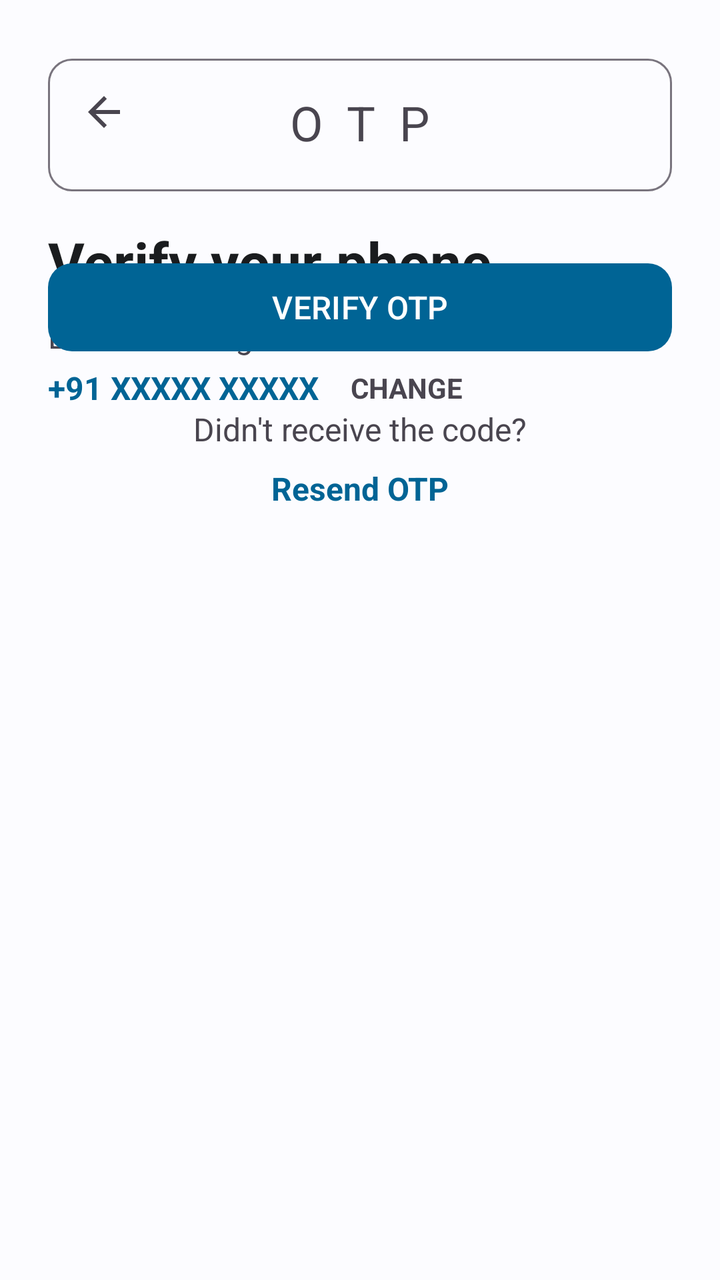
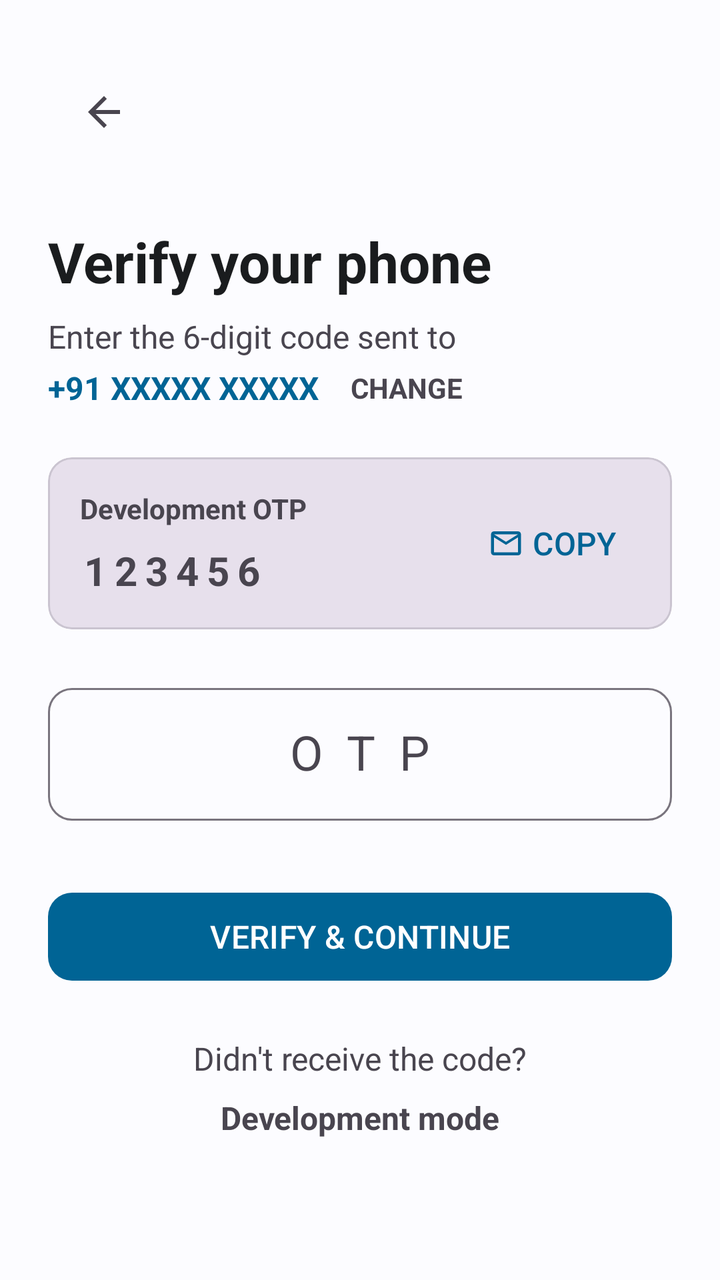

Two renders of the same Android screen: before a commit and after it. Below are the layout's source before the change and the commit's diff.
<!-- AndroidManifest.xml: application theme Theme.LastMileBanking -->
<!-- res/layout/fragment_otp.xml -->
<?xml version="1.0" encoding="utf-8"?>
<androidx.core.widget.NestedScrollView xmlns:android="http://schemas.android.com/apk/res/android"
    xmlns:app="http://schemas.android.com/apk/res-auto"
    android:layout_width="match_parent"
    android:layout_height="match_parent"
    android:fillViewport="true"
    android:background="?android:attr/colorBackground">

    <androidx.constraintlayout.widget.ConstraintLayout
        android:layout_width="match_parent"
        android:layout_height="wrap_content"
        android:padding="24dp">

        <com.google.android.material.appbar.MaterialToolbar
            android:id="@+id/toolbar"
            android:layout_width="match_parent"
            android:layout_height="wrap_content"
            app:navigationIcon="@drawable/ic_arrow_back"
            app:layout_constraintTop_toTopOf="parent"
            app:layout_constraintStart_toStartOf="parent"
            app:layout_constraintEnd_toEndOf="parent" />

        <TextView
            android:id="@+id/tvTitle"
            android:layout_width="wrap_content"
            android:layout_height="wrap_content"
            android:layout_marginTop="24dp"
            android:text="Verify your phone"
            android:textSize="28sp"
            android:textStyle="bold"
            android:textColor="?attr/colorOnBackground"
            app:layout_constraintTop_toBottomOf="@id/toolbar"
            app:layout_constraintStart_toStartOf="parent" />

        <TextView
            android:id="@+id/tvSubtitle"
            android:layout_width="0dp"
            android:layout_height="wrap_content"
            android:layout_marginTop="8dp"
            android:text="Enter the 6-digit code sent to"
            android:textSize="16sp"
            android:textColor="?attr/colorOnSurfaceVariant"
            app:layout_constraintTop_toBottomOf="@id/tvTitle"
            app:layout_constraintStart_toStartOf="parent"
            app:layout_constraintEnd_toEndOf="parent" />

        <TextView
            android:id="@+id/tvPhoneNumber"
            android:layout_width="wrap_content"
            android:layout_height="wrap_content"
            android:layout_marginTop="4dp"
            android:text="+91 XXXXX XXXXX"
            android:textSize="16sp"
            android:textStyle="bold"
            android:textColor="?attr/colorPrimary"
            app:layout_constraintTop_toBottomOf="@id/tvSubtitle"
            app:layout_constraintStart_toStartOf="parent" />

        <TextView
            android:id="@+id/btnChangeNumber"
            android:layout_width="wrap_content"
            android:layout_height="wrap_content"
            android:layout_marginStart="16dp"
            android:text="CHANGE"
            android:textSize="14sp"
            android:textStyle="bold"
            android:clickable="true"
            android:focusable="true"
            android:textColor="?attr/colorOnSurfaceVariant"
            app:layout_constraintTop_toTopOf="@id/tvPhoneNumber"
            app:layout_constraintBottom_toBottomOf="@id/tvPhoneNumber"
            app:layout_constraintStart_toEndOf="@id/tvPhoneNumber" />

        <com.google.android.material.textfield.TextInputLayout
            android:id="@+id/tilOtp"
            style="?attr/textInputStyle"
            android:layout_width="match_parent"
            android:layout_height="wrap_content"
            android:layout_marginTop="32dp"
            android:hint="OTP">

            <com.google.android.material.textfield.TextInputEditText
                android:id="@+id/etOtp"
                style="?attr/editTextStyle"
                android:layout_width="match_parent"
                android:layout_height="wrap_content"
                android:inputType="number"
                android:maxLength="6"
                android:letterSpacing="0.5"
                android:gravity="center"
                android:textSize="24sp" />
        </com.google.android.material.textfield.TextInputLayout>

        <com.google.android.material.button.MaterialButton
            android:id="@+id/btnVerifyOtp"
            style="?attr/materialButtonStyle"
            android:layout_width="match_parent"
            android:layout_height="wrap_content"
            android:layout_marginTop="32dp"
            android:text="VERIFY OTP"
            app:layout_constraintTop_toBottomOf="@id/tilOtp" />

        <TextView
            android:id="@+id/tvDidntReceive"
            android:layout_width="wrap_content"
            android:layout_height="wrap_content"
            android:layout_marginTop="24dp"
            android:text="Didn't receive the code?"
            android:textSize="16sp"
            android:textColor="?attr/colorOnSurfaceVariant"
            app:layout_constraintTop_toBottomOf="@id/btnVerifyOtp"
            app:layout_constraintStart_toStartOf="parent"
            app:layout_constraintEnd_toEndOf="parent" />

        <TextView
            android:id="@+id/btnResendOtp"
            android:layout_width="wrap_content"
            android:layout_height="wrap_content"
            android:layout_marginTop="8dp"
            android:text="Resend OTP"
            android:textSize="16sp"
            android:textStyle="bold"
            android:clickable="true"
            android:focusable="true"
            android:textColor="?attr/colorPrimary"
            app:layout_constraintTop_toBottomOf="@id/tvDidntReceive"
            app:layout_constraintStart_toStartOf="parent"
            app:layout_constraintEnd_toEndOf="parent" />

    </androidx.constraintlayout.widget.ConstraintLayout>
</androidx.core.widget.NestedScrollView>
<!-- resources referenced by this layout -->
<resources>
  <!-- drawable ic_arrow_back (drawable) -->
  <vector xmlns:android="http://schemas.android.com/apk/res/android"
      android:width="24dp"
      android:height="24dp"
      android:viewportWidth="24.0"
      android:viewportHeight="24.0"
      android:tint="?attr/colorControlNormal">
    <path
        android:fillColor="#FF000000"
        android:pathData="M20,11H7.83l5.59,-5.59L12,4l-8,8 8,8 1.41,-1.41L7.83,13H20v-2z"/>
  </vector>
  <color name="md_theme_light_primary">#006495</color>
  <color name="md_theme_light_onPrimary">#FFFFFF</color>
  <color name="md_theme_light_primaryContainer">#CBE6FF</color>
  <color name="md_theme_light_onPrimaryContainer">#001E30</color>
  <color name="md_theme_light_secondary">#526070</color>
  <color name="md_theme_light_onSecondary">#FFFFFF</color>
  <color name="md_theme_light_secondaryContainer">#D5E4F7</color>
  <color name="md_theme_light_onSecondaryContainer">#0E1D2A</color>
  <color name="md_theme_light_background">#FCFCFF</color>
  <color name="md_theme_light_onBackground">#1A1C1E</color>
  <color name="md_theme_light_surface">#FCFCFF</color>
  <color name="md_theme_light_onSurface">#1A1C1E</color>
  <style name="Widget.LastMile.Button" parent="Widget.Material3.Button">
          <item name="android:minHeight">@dimen/button_height</item>
          <item name="cornerRadius">@dimen/card_corner_radius</item>
          <item name="android:textSize">16sp</item>
          <item name="android:layout_width">match_parent</item>
          <item name="android:layout_height">@dimen/button_height</item>
      </style>
  <style name="Widget.LastMile.TextInputLayout" parent="Widget.Material3.TextInputLayout.OutlinedBox">
          <item name="boxCornerRadiusTopStart">@dimen/card_corner_radius</item>
          <item name="boxCornerRadiusTopEnd">@dimen/card_corner_radius</item>
          <item name="boxCornerRadiusBottomStart">@dimen/card_corner_radius</item>
          <item name="boxCornerRadiusBottomEnd">@dimen/card_corner_radius</item>
          <item name="android:minHeight">@dimen/input_height</item>
          <item name="android:layout_width">match_parent</item>
          <item name="android:layout_height">wrap_content</item>
      </style>
  <style name="Widget.LastMile.TextInputEditText" parent="Widget.Material3.TextInputEditText.OutlinedBox">
          <item name="android:minHeight">@dimen/input_height</item>
          <item name="android:layout_width">match_parent</item>
          <item name="android:layout_height">wrap_content</item>
          <item name="android:textSize">16sp</item>
      </style>
  <dimen name="button_height">52dp</dimen>
  <dimen name="card_corner_radius">12dp</dimen>
  <dimen name="input_height">56dp</dimen>
  <!-- unchanged entries left out for length: 1 -->
</resources>

<!-- the commit's change to res/layout/fragment_otp.xml (unified diff, before → after) -->
@@ -71,12 +71,64 @@
             app:layout_constraintBottom_toBottomOf="@id/tvPhoneNumber"
             app:layout_constraintStart_toEndOf="@id/tvPhoneNumber" />
 
+        <com.google.android.material.card.MaterialCardView
+            android:id="@+id/cardDevOtp"
+            android:layout_width="match_parent"
+            android:layout_height="wrap_content"
+            android:layout_marginTop="24dp"
+            app:cardBackgroundColor="?attr/colorSurfaceVariant"
+            app:cardCornerRadius="12dp"
+            app:cardElevation="0dp"
+            app:layout_constraintTop_toBottomOf="@id/tvPhoneNumber">
+
+            <androidx.constraintlayout.widget.ConstraintLayout
+                android:layout_width="match_parent"
+                android:layout_height="wrap_content"
+                android:padding="16dp">
+                
+                <TextView
+                    android:id="@+id/tvDevTitle"
+                    android:layout_width="wrap_content"
+                    android:layout_height="wrap_content"
+                    android:text="Development OTP"
+                    android:textStyle="bold"
+                    android:textColor="?attr/colorOnSurfaceVariant"
+                    app:layout_constraintTop_toTopOf="parent"
+                    app:layout_constraintStart_toStartOf="parent"/>
+
+                <TextView
+                    android:id="@+id/tvDevOtpValue"
+                    android:layout_width="wrap_content"
+                    android:layout_height="wrap_content"
+                    android:layout_marginTop="8dp"
+                    android:text="123456"
+                    android:textSize="20sp"
+                    android:textStyle="bold"
+                    android:letterSpacing="0.2"
+                    android:textColor="?attr/colorOnSurfaceVariant"
+                    app:layout_constraintTop_toBottomOf="@id/tvDevTitle"
+                    app:layout_constraintStart_toStartOf="parent"/>
+
+                <com.google.android.material.button.MaterialButton
+                    android:id="@+id/btnCopyOtp"
+                    style="@style/Widget.Material3.Button.TextButton"
+                    android:layout_width="wrap_content"
+                    android:layout_height="wrap_content"
+                    android:text="COPY"
+                    app:icon="@drawable/ic_email"
+                    app:layout_constraintTop_toTopOf="parent"
+                    app:layout_constraintBottom_toBottomOf="parent"
+                    app:layout_constraintEnd_toEndOf="parent" />
+            </androidx.constraintlayout.widget.ConstraintLayout>
+        </com.google.android.material.card.MaterialCardView>
+
         <com.google.android.material.textfield.TextInputLayout
             android:id="@+id/tilOtp"
             style="?attr/textInputStyle"
             android:layout_width="match_parent"
             android:layout_height="wrap_content"
-            android:layout_marginTop="32dp"
+            android:layout_marginTop="24dp"
+            app:layout_constraintTop_toBottomOf="@id/cardDevOtp"
             android:hint="OTP">
 
             <com.google.android.material.textfield.TextInputEditText
@@ -97,7 +149,7 @@
             android:layout_width="match_parent"
             android:layout_height="wrap_content"
             android:layout_marginTop="32dp"
-            android:text="VERIFY OTP"
+            android:text="VERIFY &amp; CONTINUE"
             app:layout_constraintTop_toBottomOf="@id/tilOtp" />
 
         <TextView
@@ -117,12 +169,11 @@
             android:layout_width="wrap_content"
             android:layout_height="wrap_content"
             android:layout_marginTop="8dp"
-            android:text="Resend OTP"
+            android:text="Development mode"
             android:textSize="16sp"
             android:textStyle="bold"
-            android:clickable="true"
-            android:focusable="true"
-            android:textColor="?attr/colorPrimary"
+            android:clickable="false"
+            android:textColor="?attr/colorOnSurfaceVariant"
             app:layout_constraintTop_toBottomOf="@id/tvDidntReceive"
             app:layout_constraintStart_toStartOf="parent"
             app:layout_constraintEnd_toEndOf="parent" />
<!-- resource entries referenced after the edit -->
@@ -10,6 +10,16 @@
     <path
         android:fillColor="#FF000000"
         android:pathData="M20,11H7.83l5.59,-5.59L12,4l-8,8 8,8 1.41,-1.41L7.83,13H20v-2z"/>
+  </vector>
+  <!-- drawable ic_email (drawable) -->
+  <vector xmlns:android="http://schemas.android.com/apk/res/android"
+      android:width="24dp"
+      android:height="24dp"
+      android:viewportWidth="24"
+      android:viewportHeight="24">
+    <path
+        android:fillColor="?attr/colorControlNormal"
+        android:pathData="M20,4H4c-1.1,0 -1.99,0.9 -1.99,2L2,18c0,1.1 0.9,2 2,2h16c1.1,0 2,-0.9 2,-2V6c0,-1.1 -0.9,-2 -2,-2zM20,18H4V8l8,5 8,-5v10zM12,11L4,6h16l-8,5z"/>
   </vector>
   <color name="md_theme_light_primary">#006495</color>
   <color name="md_theme_light_onPrimary">#FFFFFF</color>
